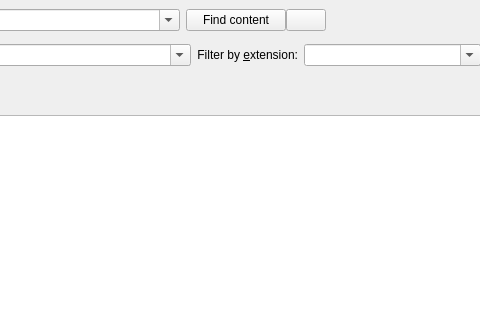
The window that SearchPage.ui (otengler/CodeBeagle) describes before a commit, drawn with Qt 5; both pictures show x 290 to 770 and y 0 to 320 of the 1136 by 707 pixel window.
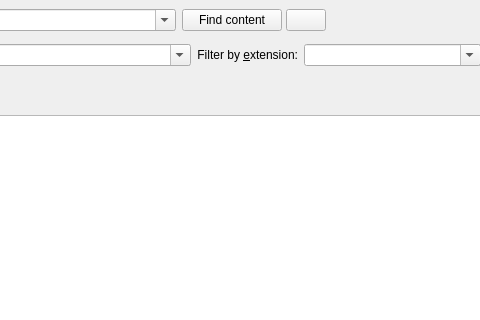
The same window after the commit. Icons and pictures are not drawn. Custom widgets are drawn as their Qt base class.

Commit message: Add little spacing before search type button

Diff of the .ui file:
```diff
--- a/SearchPage.ui
+++ b/SearchPage.ui
@@ -131,7 +131,7 @@
        <widget class="QWidget" name="widgetSearch" native="true">
         <layout class="QHBoxLayout" name="horizontalLayout_6">
          <property name="spacing">
-          <number>0</number>
+          <number>4</number>
          </property>
          <property name="leftMargin">
           <number>0</number>
```
Left out of the diff: 1 changed line with no effect on the pictures.
